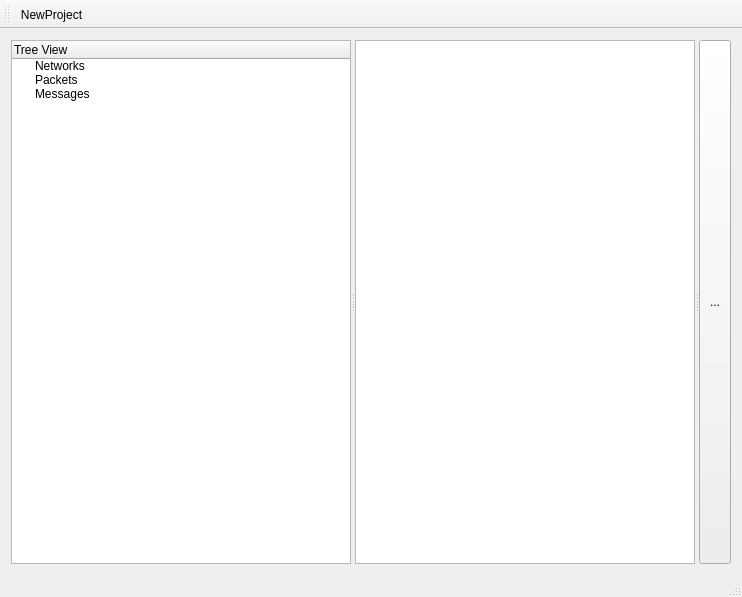
Old version of the form src/frame_work/tools/prot_design/protocolo_designer/mainwindow.ui in the repository samiavasil/temporary.
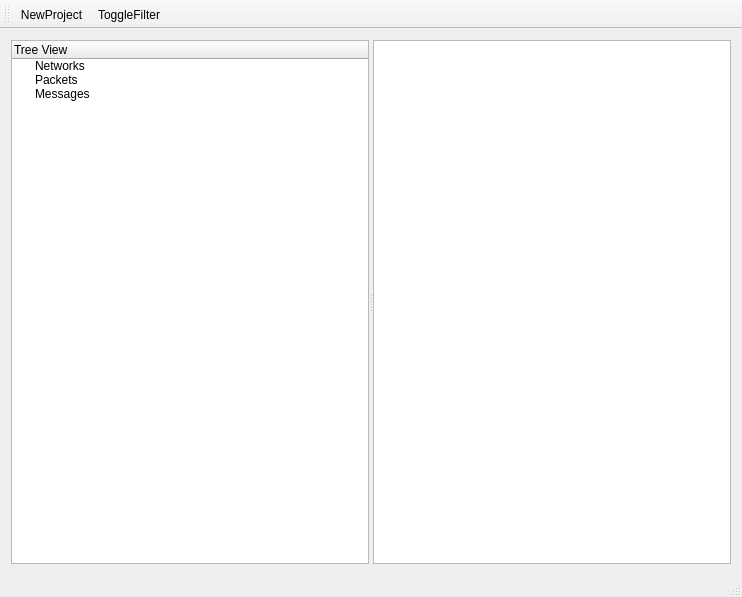
New version of the form.

```diff
--- a/src/frame_work/tools/prot_design/protocolo_designer/mainwindow.ui
+++ b/src/frame_work/tools/prot_design/protocolo_designer/mainwindow.ui
@@ -46,10 +46,8 @@
        <property name="contextMenuPolicy">
         <enum>Qt::ActionsContextMenu</enum>
        </property>
-      </widget>
-      <widget class="QToolButton" name="toolButton">
-       <property name="text">
-        <string>...</string>
+       <property name="sortingEnabled">
+        <bool>true</bool>
        </property>
       </widget>
      </widget>
@@ -74,6 +72,7 @@
     <bool>false</bool>
    </attribute>
    <addaction name="actionNewProject"/>
+   <addaction name="actionToggleFilter"/>
   </widget>
   <widget class="QStatusBar" name="statusBar"/>
   <action name="actionNewProject">
@@ -91,6 +90,14 @@
     <string>deleteRow</string>
    </property>
   </action>
+  <action name="actionToggleFilter">
+   <property name="checkable">
+    <bool>true</bool>
+   </property>
+   <property name="text">
+    <string>ToggleFilter</string>
+   </property>
+  </action>
  </widget>
  <layoutdefault spacing="6" margin="11"/>
  <resources/>
```
